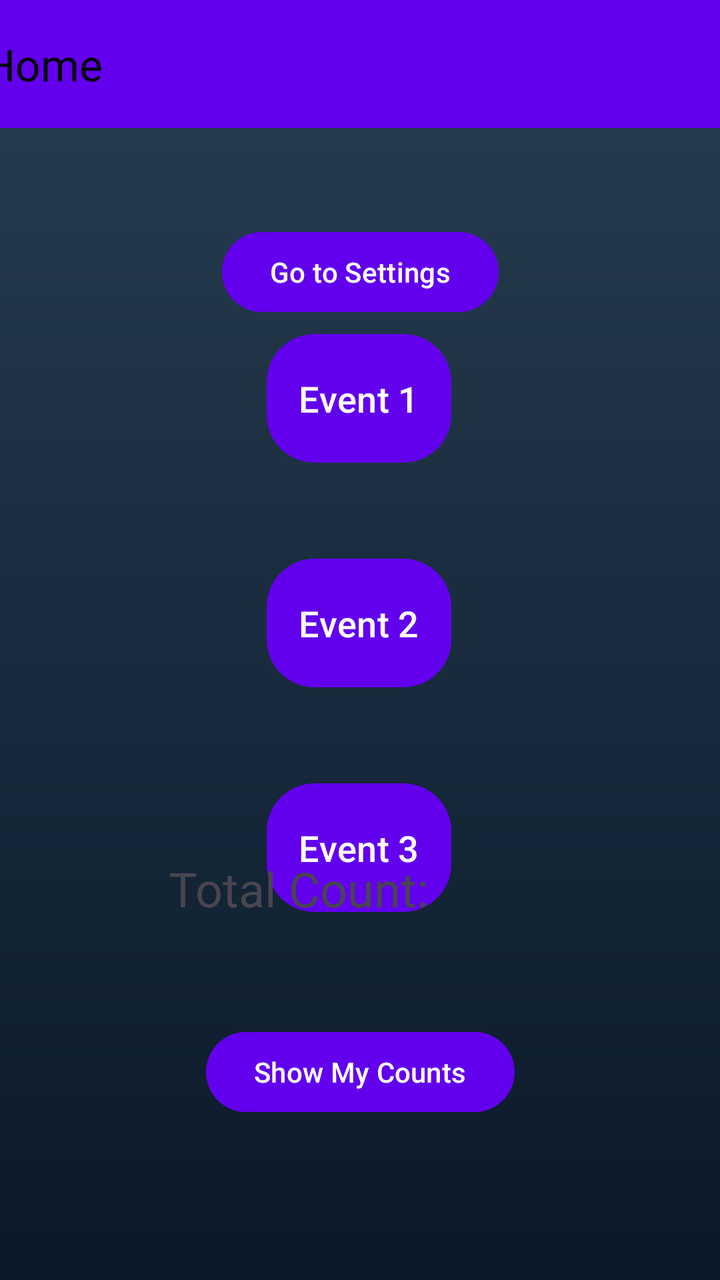
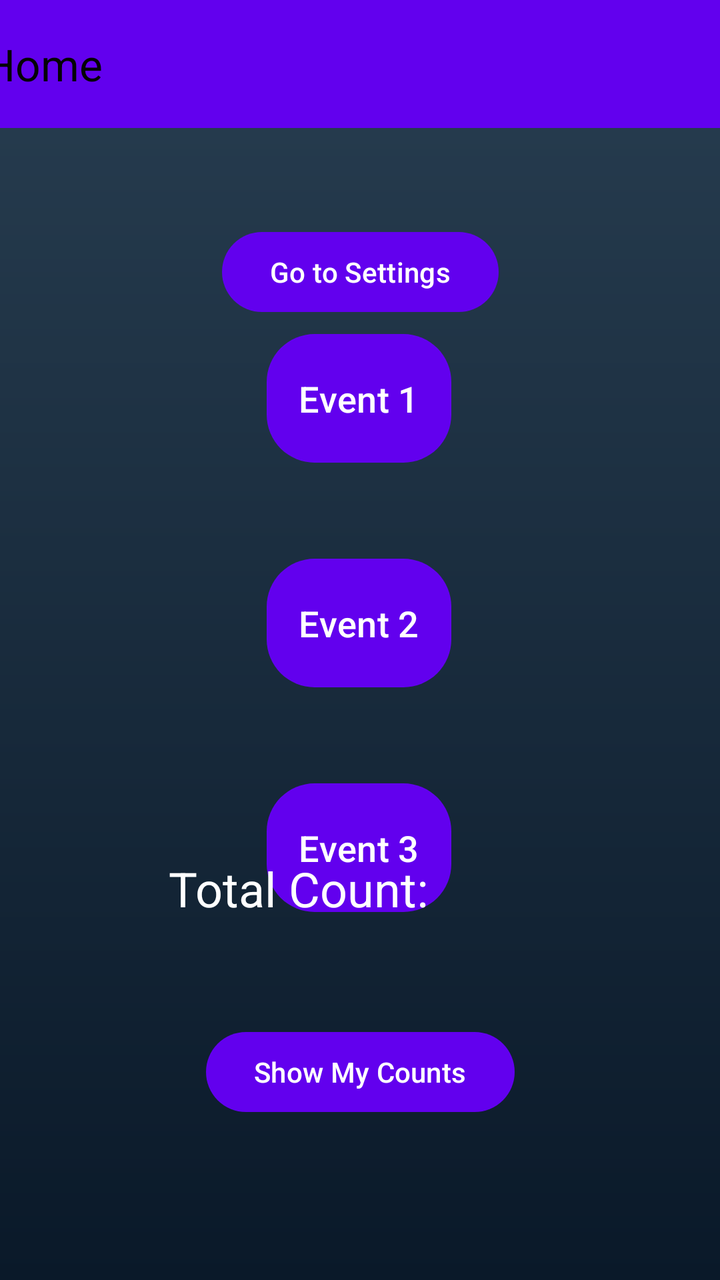

An Android layout rendered at two revisions. The XML below is the earlier revision; the diff shows what the commit changed to produce the second picture.
<!-- AndroidManifest.xml: application theme Theme.NewCountingApp -->
<!-- res/layout/activity_main.xml -->
<?xml version="1.0" encoding="utf-8"?>
<androidx.constraintlayout.widget.ConstraintLayout xmlns:android="http://schemas.android.com/apk/res/android"
    xmlns:app="http://schemas.android.com/apk/res-auto"
    xmlns:tools="http://schemas.android.com/tools"
    android:layout_width="match_parent"
    android:layout_height="match_parent"
    android:background="@drawable/gradient_background"
    android:id="@+id/mainToolbar"
    tools:context=".MainActivity">

    <Button
        android:id="@+id/counts"
        android:layout_width="wrap_content"
        android:layout_height="wrap_content"
        android:layout_marginBottom="80dp"
        android:onClick="launchDataActivity"
        android:text="Show My Counts"
        app:layout_constraintBottom_toBottomOf="parent"
        app:layout_constraintEnd_toEndOf="parent"
        app:layout_constraintStart_toStartOf="parent" />

    <androidx.appcompat.widget.Toolbar
        android:id="@+id/toolbar3"
        android:layout_width="409dp"
        android:layout_height="wrap_content"
        android:background="?attr/colorPrimary"
        android:minHeight="?attr/actionBarSize"
        android:theme="?attr/actionBarTheme"
        app:layout_constraintEnd_toEndOf="parent"
        app:layout_constraintStart_toStartOf="parent"
        app:layout_constraintTop_toTopOf="parent"
        app:title="Home"
        app:titleTextColor="#040404" />

    <Button
        android:id="@+id/btnSettings"
        android:layout_width="wrap_content"
        android:layout_height="wrap_content"
        android:layout_gravity="center_horizontal"
        android:layout_marginTop="112dp"
        android:onClick="launchSettings"
        android:text="@string/settings_button"
        app:layout_constraintEnd_toEndOf="parent"
        app:layout_constraintStart_toStartOf="parent"
        app:layout_constraintTop_toTopOf="parent" />

    <Button
        android:id="@+id/btnEvent1"
        android:layout_width="wrap_content"
        android:layout_height="wrap_content"
        android:background="@drawable/gradient_button"
        android:backgroundTint="@color/colorAccent"

        android:elevation="6dp"
        android:onClick="incrementCount1"
        android:padding="16dp"
        android:paddingHorizontal="24dp"
        android:paddingVertical="12dp"

        android:text="Event 1"
        android:textAllCaps="false"
        android:textColor="@android:color/white"
        android:textSize="18sp"
        app:cornerRadius="24dp"
        app:layout_constraintBottom_toBottomOf="parent"
        app:layout_constraintEnd_toEndOf="parent"
        app:layout_constraintHorizontal_bias="0.498"
        app:layout_constraintStart_toStartOf="parent"
        app:layout_constraintTop_toTopOf="parent"
        app:layout_constraintVertical_bias="0.29" />

    <Button
        android:id="@+id/btnEvent2"
        android:layout_width="wrap_content"
        android:layout_height="wrap_content"
        android:layout_marginTop="48dp"
        android:background="@drawable/gradient_button"
        android:backgroundTint="@color/colorPrimary"
        android:elevation="6dp"
        android:onClick="incrementCount2"

        android:padding="16dp"
        android:paddingHorizontal="24dp"
        android:paddingVertical="12dp"
        android:text="Event 2"
        android:textAllCaps="false"
        android:textColor="@android:color/white"
        android:textSize="18sp"
        app:cornerRadius="24dp"
        app:layout_constraintEnd_toEndOf="parent"
        app:layout_constraintHorizontal_bias="0.498"
        app:layout_constraintStart_toStartOf="parent"
        app:layout_constraintTop_toBottomOf="@+id/btnEvent1" />

    <Button
        android:id="@+id/btnEvent3"
        android:layout_width="wrap_content"
        android:layout_height="wrap_content"
        android:layout_marginTop="48dp"
        android:background="@drawable/gradient_button"
        android:backgroundTint="@color/colorPrimaryDark"
        android:elevation="6dp"
        android:onClick="incrementCount3"
        android:padding="16dp"

        android:paddingHorizontal="24dp"
        android:paddingVertical="12dp"
        android:text="Event 3"
        android:textAllCaps="false"
        android:textColor="@android:color/white"
        android:textSize="18sp"
        app:cornerRadius="24dp"
        app:layout_constraintEnd_toEndOf="parent"
        app:layout_constraintHorizontal_bias="0.498"
        app:layout_constraintStart_toStartOf="parent"
        app:layout_constraintTop_toBottomOf="@id/btnEvent2" />

    <TextView
        android:id="@+id/textViewTotalCount"
        android:layout_width="190dp"
        android:layout_height="52dp"
        android:layout_marginBottom="32dp"
        android:text="Total Count: "
        android:textSize="24sp"
        app:layout_constraintBottom_toTopOf="@+id/counts"
        app:layout_constraintEnd_toEndOf="parent"
        app:layout_constraintHorizontal_bias="0.497"
        app:layout_constraintStart_toStartOf="parent" />
</androidx.constraintlayout.widget.ConstraintLayout>
<!-- resources referenced by this layout -->
<resources>
  <color name="colorAccent">#03DAC5</color>
  <color name="colorPrimary">#6200EE</color>
  <color name="colorPrimaryDark">#3700B3</color>
  <!-- drawable gradient_background (drawable) -->
  <?xml version="1.0" encoding="utf-8"?>
  <shape xmlns:android="http://schemas.android.com/apk/res/android"
      android:shape="rectangle">
      <gradient
          android:angle="270"
          android:startColor="#FF283E51"
          android:endColor="#FF0A1929"
          android:type="linear" />
  </shape>
  <!-- drawable gradient_button (drawable) -->
  <?xml version="1.0" encoding="utf-8"?>
  <shape xmlns:android="http://schemas.android.com/apk/res/android"
      android:shape="rectangle">
  
      <gradient
          android:angle="0"
          android:startColor="#FF4086E6"  android:centerColor="#FF2D69C4"  android:endColor="#FF1A4BA2"    android:type="linear" />
  
      <corners android:radius="24dp" />  </shape>
  <string name="settings_button">Go to Settings</string>
  <style name="Theme.NewCountingApp" parent="Base.Theme.NewCountingApp">
          
          <item name="buttonStyle">@style/ButtonStyle</item>
  
          
          <item name="android:textColorPrimary">@color/primaryTextColor</item>
          <item name="android:textColorSecondary">@color/secondaryTextColor</item>
      </style>
  <style name="Base.Theme.NewCountingApp" parent="Theme.Material3.DayNight.NoActionBar">
          
          <item name="colorPrimary">@color/colorPrimary</item>
          <item name="colorPrimaryVariant">@color/colorPrimaryDark</item>
          <item name="colorAccent">@color/colorAccent</item>
  
          
          <item name="android:statusBarColor">@color/colorPrimaryDark</item>
  
          
          <item name="android:windowBackground">@color/windowBackground</item>
      </style>
  <style name="ButtonStyle">
          <item name="android:background">@drawable/button_background</item>
          <item name="android:textColor">@android:color/white</item>
          <item name="android:textSize">16sp</item>
          <item name="android:padding">12dp</item>
          <item name="android:textAllCaps">false</item>
  
      </style>
  <color name="primaryTextColor">#000000</color>
  <color name="secondaryTextColor">#757575</color>
  <color name="windowBackground">#FFFFFF</color>
  <!-- drawable button_background (drawable) -->
  <?xml version="1.0" encoding="utf-8"?>
  <shape xmlns:android="http://schemas.android.com/apk/res/android">
      <solid android:color="@color/colorAccent" /> 
      <corners android:radius="8dp" /> 
  </shape>
</resources>

<!-- the commit's change to res/layout/activity_main.xml (unified diff, before → after) -->
@@ -121,6 +121,7 @@
         android:layout_height="52dp"
         android:layout_marginBottom="32dp"
         android:text="Total Count: "
+        android:textColor="@color/white"
         android:textSize="24sp"
         app:layout_constraintBottom_toTopOf="@+id/counts"
         app:layout_constraintEnd_toEndOf="parent"
<!-- resource entries referenced after the edit -->
@@ -3,6 +3,7 @@
   <color name="colorAccent">#03DAC5</color>
   <color name="colorPrimary">#6200EE</color>
   <color name="colorPrimaryDark">#3700B3</color>
+  <color name="white">#FFFFFFFF</color>
   <!-- drawable gradient_background (drawable) -->
   <?xml version="1.0" encoding="utf-8"?>
   <shape xmlns:android="http://schemas.android.com/apk/res/android"
